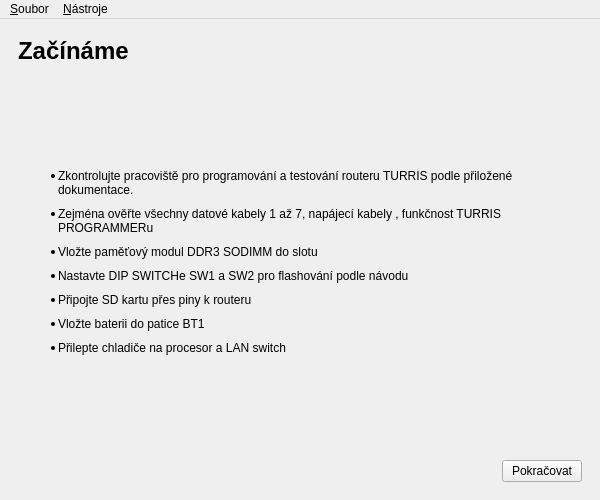
This is gui/installer.ui in turris-cz/rtools-gui as Qt 5 draws it before an edit. The edited form follows.
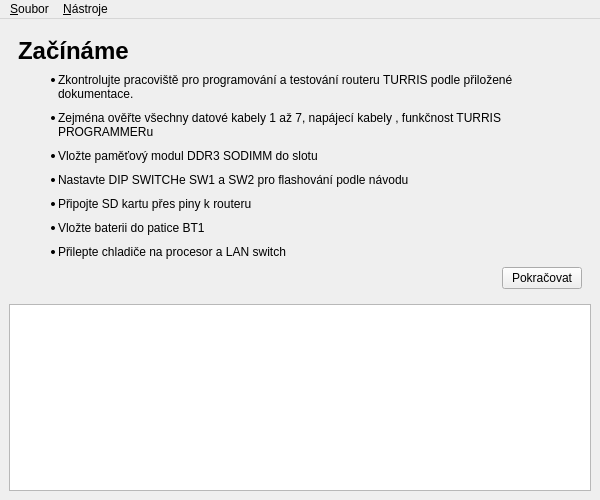
This is the edited form. Icons and pictures are not drawn.

Commit message: test output to textedit widget

```diff
--- a/gui/installer.ui
+++ b/gui/installer.ui
@@ -933,6 +933,9 @@
       </widget>
      </widget>
     </item>
+    <item>
+     <widget class="QTextBrowser" name="testLogText"/>
+    </item>
    </layout>
   </widget>
   <widget class="QMenuBar" name="menubar">
```
The commit also changes 3 other files.
